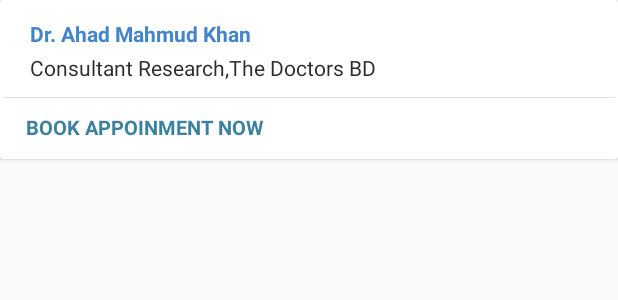
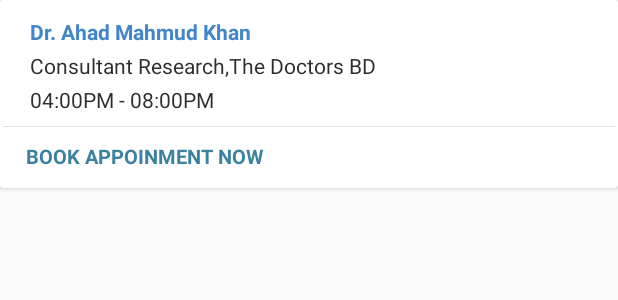
Before and after one commit to IshtiaqueRahmanTonmoy/iPMS, an Android app: the layout cardview_item.xml on its own in the app's theme, with its tools: preview values and no code run, on a phone screen of 412 x 824 dp. Shown: the top 300 px of the screen. Run offline under Robolectric (Android 15) with nearby library versions, the light colour scheme and no system bars; Roboto replaces fonts that are not available here.

Commit message:
new commit

```diff
--- a/src/main/java/patient/patientmanagement/pms/adapter/ChamberAdapter.java
+++ b/src/main/java/patient/patientmanagement/pms/adapter/ChamberAdapter.java
@@ -21,7 +21,7 @@
 
     private List<CardView> mViews;
     private List<Chamber> mData;
-    private TextView nameTxt,locationTxt,booknowTxt;
+    private TextView nameTxt,locationTxt,booknowTxt,timeTxt;
     private float mBaseElevation;
     Context context;
     private String id,fromonlydistrict,fromonlydistrictandhos,doctorlist;
@@ -122,11 +122,13 @@
 
         nameTxt = (TextView) view.findViewById(R.id.name);
         locationTxt = (TextView) view.findViewById(R.id.location);
+        timeTxt = (TextView) view.findViewById(R.id.time);
         booknowTxt = (TextView) view.findViewById(R.id.bookappoinment);
 
         //Toast.makeText(view.getContext(), ""+item.getIdvalue(), Toast.LENGTH_SHORT).show();
         nameTxt.setText(item.getChamberName());
         locationTxt.setText(item.getChamberLocation());
         booknowTxt.setText(item.getBooknow());
+        timeTxt.setText(item.getChambertime());
     }
 }
--- a/src/main/java/patient/patientmanagement/pms/patient/patientmanagement/fragment/AboutFragment.java
+++ b/src/main/java/patient/patientmanagement/pms/patient/patientmanagement/fragment/AboutFragment.java
@@ -138,9 +138,9 @@
                     String name = ds.child("chambername").getValue(String.class);
                     //names.add(name);
                     String number = ds.child("location").getValue(String.class);
+                    String chambertime = ds.child("chambertime").getValue(String.class);
 
-
-                    mCardAdapter.addCardItem(new Chamber(idvalue,name,number,"BOOK APPOINMENT NOW",district,hospital,expertise,shortdescription,education,speciality));
+                    mCardAdapter.addCardItem(new Chamber(idvalue,name,number,chambertime,"BOOK APPOINMENT NOW",district,hospital,expertise,shortdescription,education,speciality));
                     //mCardAdapter.addCardItem(new Chamber("Syed Diagonstics & Consultation Center,Main Branch", "Ka 164/2(Ground Floor),Bottola,Khilagaon,Dhaka", "BOOK APPOINMENT NOW"));
 
                     Log.d("TAG", name + " / " + number);
--- a/src/main/res/drawable/solid_bg.xml
+++ b/src/main/res/drawable/solid_bg.xml
@@ -1,5 +1,5 @@
 <?xml version="1.0" encoding="utf-8"?>
 <shape android:shape="rectangle" xmlns:android="http://schemas.android.com/apk/res/android">
 <corners android:radius="@dimen/btn_corners"/>
-    <solid android:color="@color/orange" />
+    <solid android:color="@color/colorPrimaryDark" />
 </shape>
--- a/src/main/res/layout/activity_login.xml
+++ b/src/main/res/layout/activity_login.xml
@@ -31,7 +31,7 @@
                 android:layout_marginTop="0dp"
                 android:fontFamily="@font/sf_pro_display_medium"
                 android:text="@string/login_title"
-                android:textColor="@color/orange" />
+                android:textColor="@color/colorExpertise" />
 
             <EditText
                 android:id="@+id/et_phone"
@@ -57,7 +57,7 @@
                 android:layout_marginTop="@dimen/layout_in_between_margins"
                 android:fontFamily="@font/sf_pro_display_medium"
                 android:text="@string/forgot_password"
-                android:textColor="@color/orange"
+                android:textColor="@color/fb_blue"
                 android:textSize="16sp" />
 
             <Button
@@ -140,7 +140,7 @@
                     android:fontFamily="@font/sf_pro_display_medium"
                     android:onClick="signup"
                     android:text="@string/signup_label"
-                    android:textColor="@color/orange"
+                    android:textColor="@color/signintext"
                     android:textSize="16sp" />
             </RelativeLayout>
         </RelativeLayout>
--- a/src/main/res/layout/activity_signup.xml
+++ b/src/main/res/layout/activity_signup.xml
@@ -31,7 +31,7 @@
                 android:layout_marginTop="0dp"
                 android:fontFamily="@font/sf_pro_display_medium"
                 android:text="@string/signup_title"
-                android:textColor="@color/orange" />
+                android:textColor="@color/colorExpertise" />
 
             <EditText
                 android:id="@+id/et_full_name"
@@ -169,7 +169,7 @@
                     android:fontFamily="@font/sf_pro_display_medium"
                     android:onClick="login"
                     android:text="@string/login_label"
-                    android:textColor="@color/orange"
+                    android:textColor="@color/signintext"
                     android:textSize="18sp" />
             </RelativeLayout>
         </RelativeLayout>
--- a/src/main/res/layout/cardview_item.xml
+++ b/src/main/res/layout/cardview_item.xml
@@ -35,7 +35,7 @@
                         android:textSize="14dp"
                         android:layout_marginLeft="2dp"
                         android:textStyle="bold"
-                        android:layout_marginTop="5dp"
+                        android:layout_marginTop="4dp"
                         android:text="Dr. Ahad Mahmud Khan"/>
 
 
@@ -44,6 +44,17 @@
                         android:layout_width="wrap_content"
                         android:layout_height="wrap_content"
                         android:text="Consultant Research,The Doctors BD"
+                        android:layout_marginLeft="2dp"
+                        android:textSize="14dp"
+                        android:singleLine="true"
+                        android:textColor="#2d2d2d"
+                        android:layout_marginTop="3dp"/>
+
+                    <TextView
+                        android:id="@+id/time"
+                        android:layout_width="wrap_content"
+                        android:layout_height="wrap_content"
+                        android:text="04:00PM - 08:00PM"
                         android:layout_marginLeft="2dp"
                         android:textSize="14dp"
                         android:textColor="#2d2d2d"
@@ -59,7 +70,7 @@
             <LinearLayout
                 android:layout_width="match_parent"
                 android:layout_height="0.5dp"
-                android:layout_marginTop="10dp"
+                android:layout_marginTop="8dp"
                 android:layout_marginBottom="10dp"
                 android:background="#E3E3E3"></LinearLayout>
 
--- a/src/main/res/values/colors.xml
+++ b/src/main/res/values/colors.xml
@@ -25,6 +25,7 @@
     <color name="orange">#ff563f</color>
     <color name="pink">#ed51c9</color>
     <color name="fb_blue">#475993</color>
+    <color name="signintext">#5872c7</color>
     <color name="edit_text_hint">#aeacac</color>
     <color name="edit_text_txt">#3d3b3b</color>
     <color name="edit_text_bg">#f5f5f5</color>
```
Also changed, not shown: src/main/java/patient/patientmanagement/pms/DoctorList.java (+13 -4 lines), src/main/java/patient/patientmanagement/pms/entity/Chamber.java (+11 -2 lines), src/main/res/layout/fragment_tab1.xml (+6 -6 lines).
